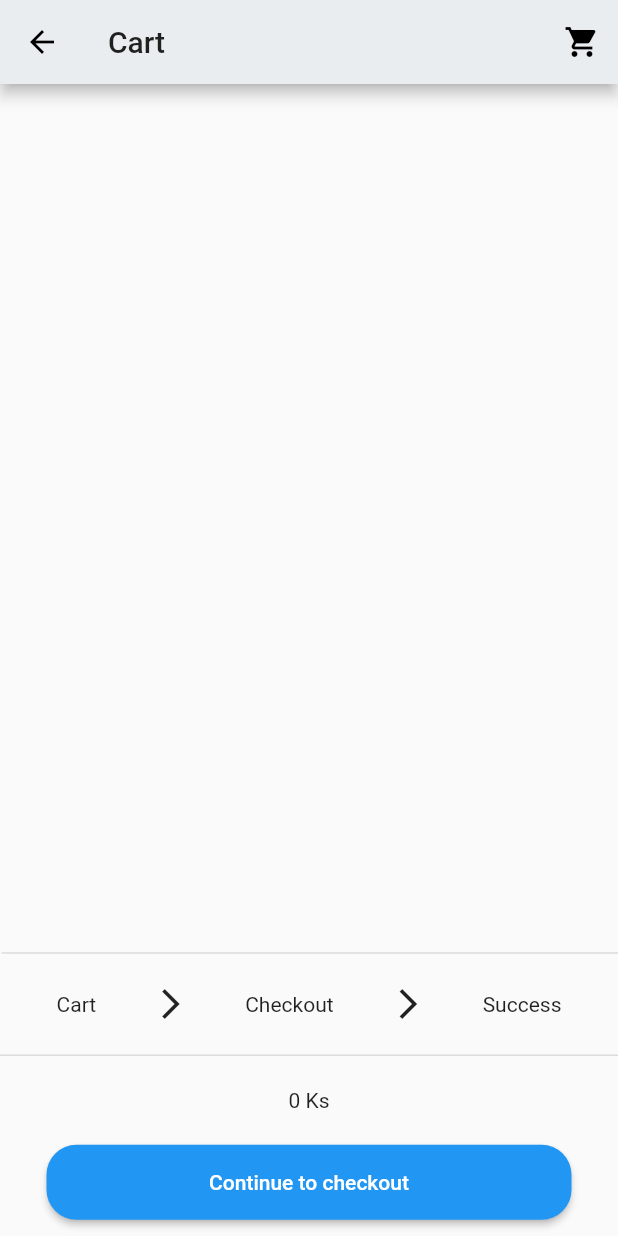
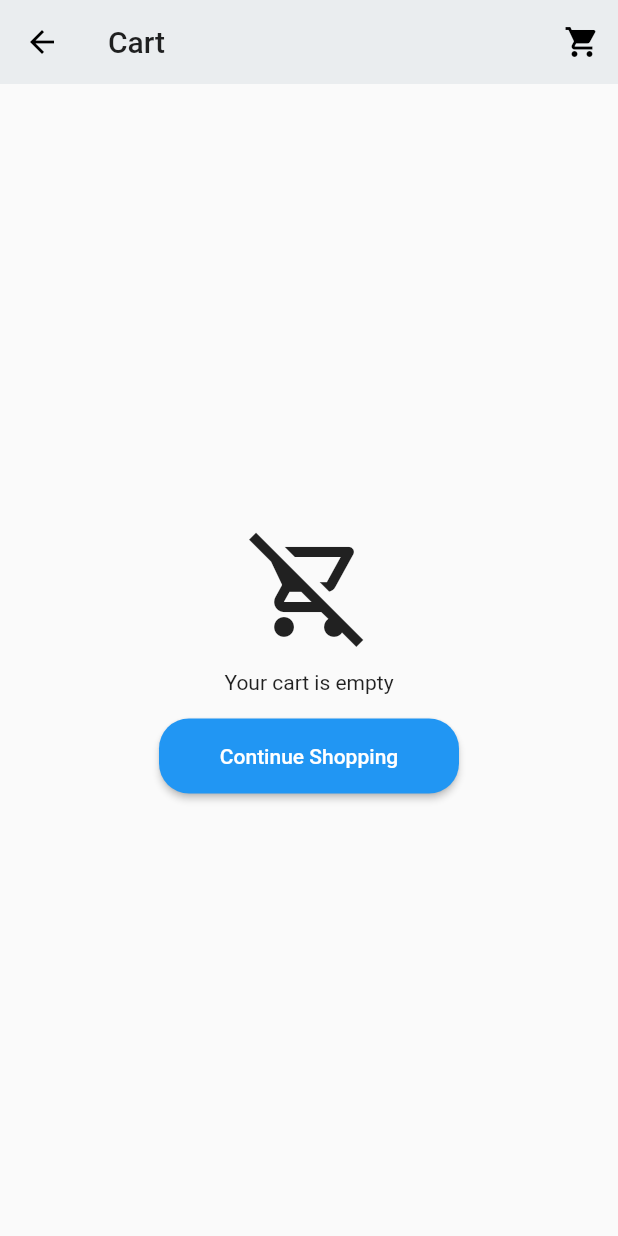
Before and after one commit to tayzarmein/zay_chin_clone_app, a Flutter app: the Cart screen opened directly, on a phone screen of 412 x 824 dp. Run offline on Flutter 3.47's test engine with Material 2 defaults, Android fonts, the phone set to English and light mode, and no system bars; our stand-ins replace flutter_dotenv, graphql_flutter; network calls fail.

Commit message:
update cart page ui <if cart not exist>

```diff
--- a/mobile-frontend/lib/components/cart.dart
+++ b/mobile-frontend/lib/components/cart.dart
@@ -1,4 +1,6 @@
+import 'package:clone_zay_chin/components/home_view.dart';
 import 'package:clone_zay_chin/data_models/cart.dart';
+import 'package:clone_zay_chin/pages/home_page.dart';
 import 'package:flutter/material.dart';
 import 'package:provider/provider.dart';
 
@@ -34,22 +36,8 @@ class Cart extends StatelessWidget {
                 )));
       }
 
-      return Scaffold(
-          appBar: AppBar(
-            title: Text(
-              'Cart',
-            ),
-            actions: [
-              IconButton(onPressed: () {}, icon: Icon(Icons.shopping_cart))
-            ],
-          ),
-          body: ListView(
-            children: cartModel
-                .getCartItems()
-                .map((cartItem) => _buildItemCart(cartItem))
-                .toList(),
-          ),
-          bottomSheet: Row(
+      Row _buildBottomSheetRow(CartModel cartModel) {
+        return Row(
           children: [
             Expanded(
                 child: Container(
@@ -89,7 +77,58 @@ class Cart extends StatelessWidget {
               ),
             )),
           ],
-          ));
+        );
+      }
+
+      Center _buildEmptyItemCart(BuildContext context) {
+        return Center(
+          child: Column(
+            mainAxisAlignment: MainAxisAlignment.center,
+            children: [
+              Icon(
+                Icons.remove_shopping_cart_outlined,
+                size: 80,
+              ),
+              Padding(
+                padding: const EdgeInsets.all(16.0),
+                child: Text('Your cart is empty'),
+              ),
+              ElevatedButton(
+                onPressed: () {
+                  Navigator.pushAndRemoveUntil(
+                      context,
+                      MaterialPageRoute(builder: (context) => HomePage()),
+                      (route) => false);
+                },
+                child: Text('Continue Shopping'),
+                style: ElevatedButton.styleFrom(
+                    fixedSize: Size(200, 50),
+                    shape: RoundedRectangleBorder(
+                        borderRadius: BorderRadius.circular(20))),
+              ),
+            ],
+          ),
+        );
+      }
+
+      return Scaffold(
+          appBar: AppBar(
+            title: Text(
+              'Cart',
+            ),
+            actions: [
+              IconButton(onPressed: () {}, icon: Icon(Icons.shopping_cart))
+            ],
+          ),
+          body: ListView(
+            children: cartModel
+                .getCartItems()
+                .map((cartItem) => _buildItemCart(cartItem))
+                .toList(),
+          ),
+          bottomSheet: cartModel.selectedProductOrNot()
+              ? _buildEmptyItemCart(context)
+              : _buildBottomSheetRow(cartModel));
     });
   }
 }
--- a/mobile-frontend/lib/data_models/cart.dart
+++ b/mobile-frontend/lib/data_models/cart.dart
@@ -24,6 +24,14 @@ class CartModel extends ChangeNotifier {
       products.removeAt(index);
     }
     notifyListeners();
+  }
+
+  bool selectedProductOrNot() {
+    if (products.isEmpty) {
+      return true;
+    } else {
+      return false;
+    }
   }
 
   List<CartItem> getCartItems() {
```
Lines whose indentation alone changed are shown as unchanged.
